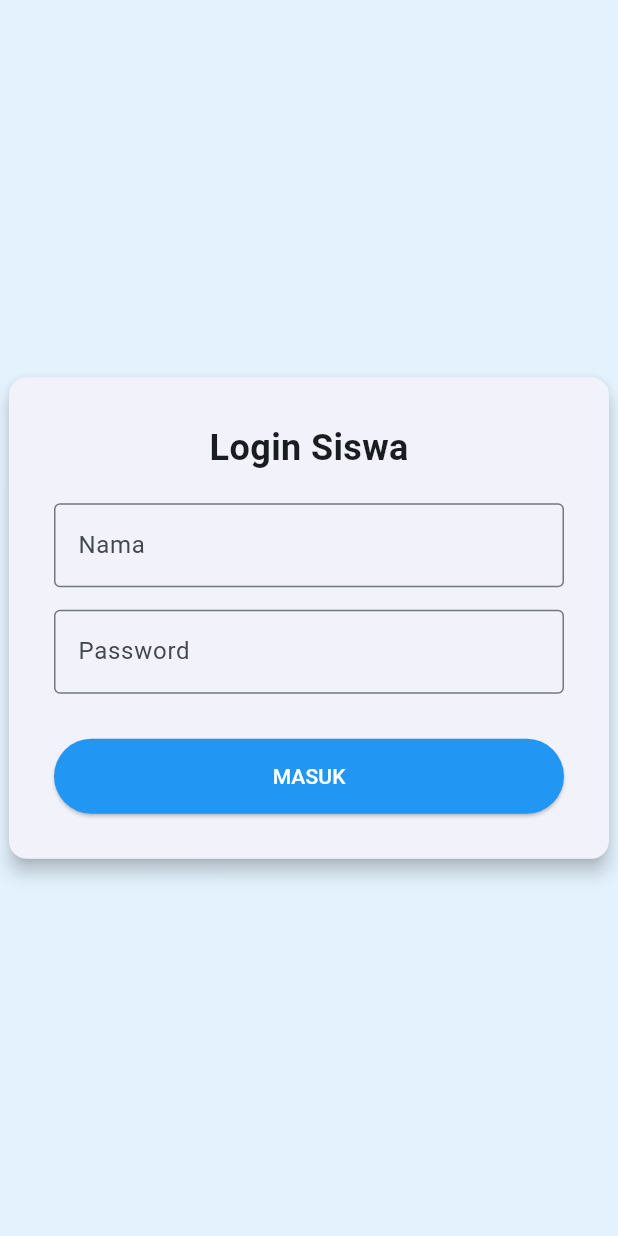
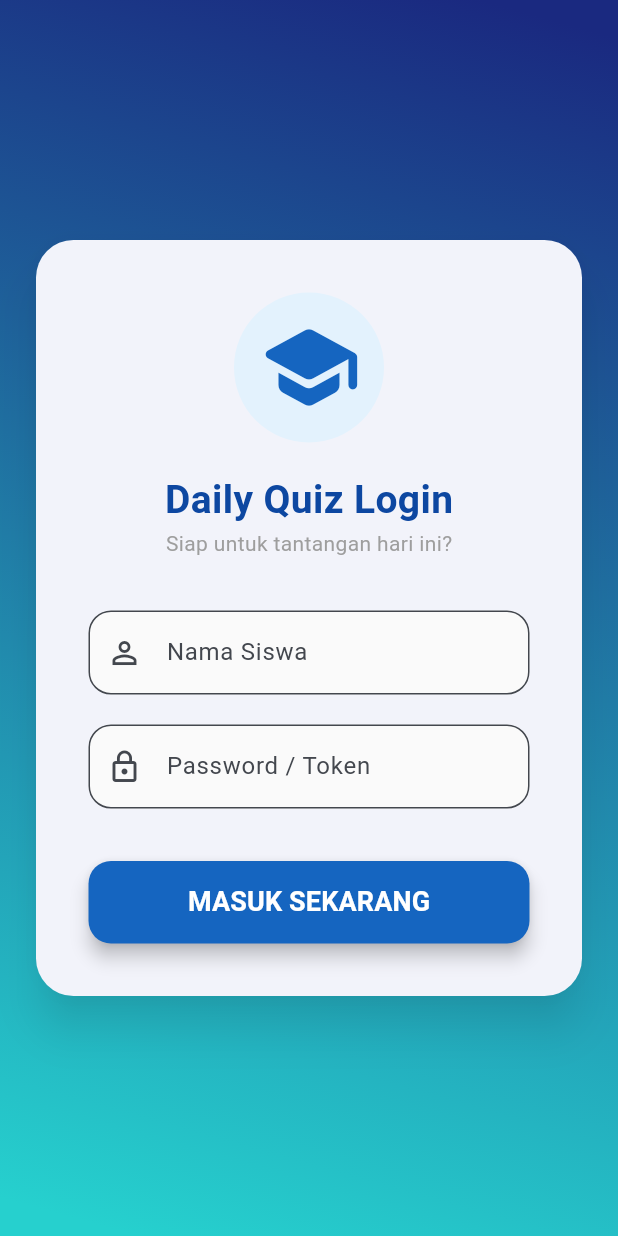
Before and after one commit to muhammadrifqialimin/daily_quiz-Frontend, a Flutter app: the screen it shows after launch, on a phone screen of 412 x 824 dp. Run offline on Flutter 3.47's test engine with Material 3 defaults, Android fonts, the phone set to English and light mode, and no system bars; our stand-ins replace flutter_dotenv.

Commit message:
memperbaiki login page untuk lebih responsive dan juga friendly

```diff
--- a/lib/pages/login_page.dart
+++ b/lib/pages/login_page.dart
@@ -5,41 +5,77 @@ import 'result_page.dart';
 
 class LoginPage extends StatefulWidget {
   const LoginPage({super.key});
+
   @override
   State<LoginPage> createState() => _LoginPageState();
 }
 
-class _LoginPageState extends State<LoginPage> {
+class _LoginPageState extends State<LoginPage>
+    with SingleTickerProviderStateMixin {
   final TextEditingController _nameController = TextEditingController();
   final TextEditingController _passwordController = TextEditingController();
-
   final StudentService _studentService = StudentService();
 
   bool _isLoading = false;
   String _errorMessage = '';
 
+  late AnimationController _bgAnimationController;
+  late Animation<Alignment> _topAlignmentAnimation;
+  late Animation<Alignment> _bottomAlignmentAnimation;
+
+  @override
+  void initState() {
+    super.initState();
+    _bgAnimationController = AnimationController(
+      vsync: this,
+      duration: const Duration(seconds: 10),
+    )..repeat(reverse: true);
+
+    _topAlignmentAnimation = AlignmentTween(
+      begin: Alignment.topLeft,
+      end: Alignment.topRight,
+    ).animate(_bgAnimationController);
+
+    _bottomAlignmentAnimation = AlignmentTween(
+      begin: Alignment.bottomRight,
+      end: Alignment.bottomLeft,
+    ).animate(_bgAnimationController);
+  }
+
+  @override
+  void dispose() {
+    _nameController.dispose();
+    _passwordController.dispose();
+    _bgAnimationController.dispose();
+    super.dispose();
+  }
+
   void _handleLogin() async {
+    if (_isLoading) return;
+
     setState(() {
       _isLoading = true;
       _errorMessage = '';
     });
+
     try {
       final result = await _studentService.login(
         _nameController.text,
         _passwordController.text,
       );
 
+      if (mounted) {
         final dataResponse = result['data'];
         final student = dataResponse['student'];
         final bool hasCompleted = dataResponse['has_completed'];
 
-      if (mounted) {
         if (hasCompleted) {
           final resultData = dataResponse['result'];
           Navigator.pushReplacement(
             context,
             MaterialPageRoute(
               builder: (context) => ResultPage(
+                studentId: student['id'],
                 studentName: student['name'],
                 score: resultData['score'],
                 correct: resultData['total_correct'],
@@ -61,71 +97,176 @@ class _LoginPageState extends State<LoginPage> {
         }
       }
     } catch (e) {
-      setState(
-        () => _errorMessage = e.toString().replaceAll('Exception: ', ''),
-      );
+      setState(() {
+        _errorMessage = e.toString().replaceAll('Exception: ', '');
+      });
     } finally {
-      setState(() => _isLoading = false);
+      if (mounted) {
+        setState(() {
+          _isLoading = false;
+        });
+      }
     }
   }
 
   @override
   Widget build(BuildContext context) {
     return Scaffold(
-      backgroundColor: Colors.blue.shade50,
-      body: Center(
+      body: Stack(
+        children: [
+          AnimatedBuilder(
+            animation: _bgAnimationController,
+            builder: (context, child) {
+              return Container(
+                decoration: BoxDecoration(
+                  gradient: LinearGradient(
+                    colors: const [Color(0xFF1A2980), Color(0xFF26D0CE)],
+                    begin: _topAlignmentAnimation.value,
+                    end: _bottomAlignmentAnimation.value,
+                  ),
+                ),
+              );
+            },
+          ),
+          Center(
+            child: SingleChildScrollView(
+              padding: const EdgeInsets.all(20.0),
               child: Card(
-          elevation: 5,
+                elevation: 12,
+                shadowColor: Colors.black45,
+                shape: RoundedRectangleBorder(
+                  borderRadius: BorderRadius.circular(25),
+                ),
                 child: Container(
                   width: 400,
-            padding: const EdgeInsets.all(30),
+                  padding: const EdgeInsets.all(35.0),
                   child: Column(
                     mainAxisSize: MainAxisSize.min,
                     children: [
-                const Text(
-                  "Login Siswa",
-                  style: TextStyle(fontSize: 24, fontWeight: FontWeight.bold),
+                      Container(
+                        padding: const EdgeInsets.all(15),
+                        decoration: BoxDecoration(
+                          color: Colors.blue.shade50,
+                          shape: BoxShape.circle,
                         ),
-                const SizedBox(height: 20),
-                TextField(
-                  controller: _nameController,
-                  decoration: const InputDecoration(
-                    labelText: "Nama",
-                    border: OutlineInputBorder(),
-                  ),
-                ),
-                const SizedBox(height: 15),
-                TextField(
-                  controller: _passwordController,
-                  obscureText: true,
-                  decoration: const InputDecoration(
-                    labelText: "Password",
-                    border: OutlineInputBorder(),
+                        child: Icon(
+                          Icons.school_rounded,
+                          size: 70,
+                          color: Colors.blue.shade800,
                         ),
                       ),
                       const SizedBox(height: 20),
+                      Text(
+                        "Daily Quiz Login",
+                        style: TextStyle(
+                          fontSize: 26,
+                          fontWeight: FontWeight.bold,
+                          color: Colors.blue.shade900,
+                        ),
+                      ),
+                      const Text(
+                        "Siap untuk tantangan hari ini?",
+                        style: TextStyle(color: Colors.grey),
+                      ),
+                      const SizedBox(height: 35),
+
                       if (_errorMessage.isNotEmpty)
-                  Text(
+                        Container(
+                          margin: const EdgeInsets.only(bottom: 20),
+                          padding: const EdgeInsets.all(12),
+                          decoration: BoxDecoration(
+                            color: Colors.red.shade50,
+                            borderRadius: BorderRadius.circular(10),
+                            border: Border.all(color: Colors.red.shade200),
+                          ),
+                          child: Row(
+                            children: [
+                              Icon(
+                                Icons.error_outline,
+                                color: Colors.red.shade700,
+                              ),
+                              const SizedBox(width: 10),
+                              Expanded(
+                                child: Text(
                                   _errorMessage,
-                    style: const TextStyle(color: Colors.red),
+                                  style: TextStyle(color: Colors.red.shade800),
                                 ),
-                const SizedBox(height: 10),
-                ElevatedButton(
+                              ),
+                            ],
+                          ),
+                        ),
+
+                      TextField(
+                        controller: _nameController,
+                        textInputAction: TextInputAction.next,
+                        decoration: InputDecoration(
+                          labelText: 'Nama Siswa',
+                          prefixIcon: const Icon(Icons.person_outline),
+                          border: OutlineInputBorder(
+                            borderRadius: BorderRadius.circular(15),
+                          ),
+                          filled: true,
+                          fillColor: Colors.grey.shade50,
+                        ),
+                      ),
+                      const SizedBox(height: 20),
+
+                      TextField(
+                        controller: _passwordController,
+                        textInputAction: TextInputAction.go,
+                        onSubmitted: (_) => _handleLogin(),
+                        decoration: InputDecoration(
+                          labelText: 'Password / Token',
+                          prefixIcon: const Icon(Icons.lock_outline),
+                          border: OutlineInputBorder(
+                            borderRadius: BorderRadius.circular(15),
+                          ),
+                          filled: true,
+                          fillColor: Colors.grey.shade50,
+                        ),
+                        obscureText: true,
+                      ),
+                      const SizedBox(height: 35),
+
+                      SizedBox(
+                        width: double.infinity,
+                        height: 55,
+                        child: ElevatedButton(
                           onPressed: _isLoading ? null : _handleLogin,
                           style: ElevatedButton.styleFrom(
-                    minimumSize: const Size(double.infinity, 50),
-                    backgroundColor: Colors.blue,
+                            backgroundColor: Colors.blue.shade800,
                             foregroundColor: Colors.white,
+                            shape: RoundedRectangleBorder(
+                              borderRadius: BorderRadius.circular(15),
+                            ),
+                            elevation: 5,
                           ),
                           child: _isLoading
-                      ? const CircularProgressIndicator(color: Colors.white)
-                      : const Text("MASUK"),
+                              ? const SizedBox(
+                                  height: 25,
+                                  width: 25,
+                                  child: CircularProgressIndicator(
+                                    color: Colors.white,
+                                    strokeWidth: 3,
+                                  ),
+                                )
+                              : const Text(
+                                  "MASUK SEKARANG",
+                                  style: TextStyle(
+                                    fontSize: 18,
+                                    fontWeight: FontWeight.bold,
+                                  ),
+                                ),
+                        ),
                       ),
                     ],
                   ),
                 ),
               ),
             ),
+          ),
+        ],
+      ),
     );
   }
 }
```
Lines whose indentation alone changed are shown as unchanged.
